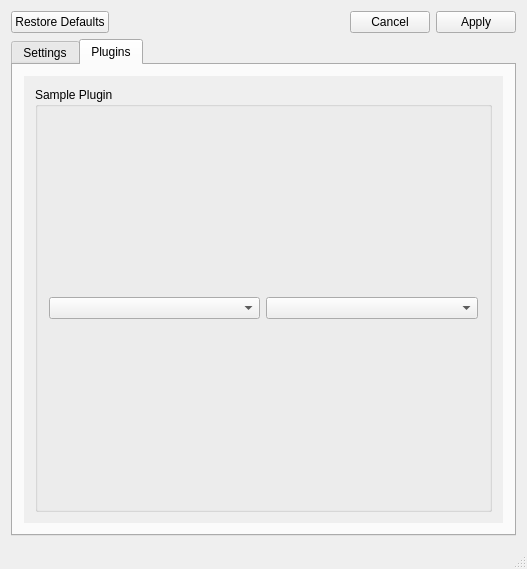
Qt form designer/main_window.ui (yars068/Yin-Yang) before a commit.
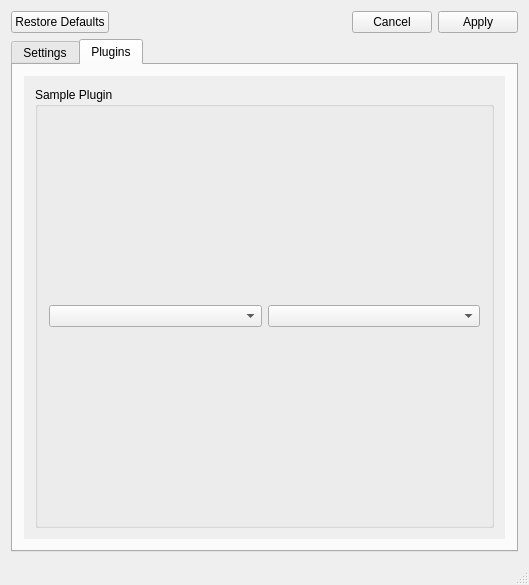
The same form after that commit. The open tabs and pages were chosen to show the change. Icons and pictures are not drawn.

Commit message: designer/main_window.ui: change the "Dark mode..." text label to be translatable

The edit to the form file:
```diff
--- a/designer/main_window.ui
+++ b/designer/main_window.ui
@@ -2,6 +2,14 @@
 <ui version="4.0">
  <class>main_window</class>
  <widget class="QMainWindow" name="main_window">
+  <property name="geometry">
+   <rect>
+    <x>0</x>
+    <y>0</y>
+    <width>529</width>
+    <height>585</height>
+   </rect>
+  </property>
   <property name="sizePolicy">
    <sizepolicy hsizetype="MinimumExpanding" vsizetype="MinimumExpanding">
     <horstretch>0</horstretch>
@@ -351,7 +359,7 @@
              <x>0</x>
              <y>0</y>
              <width>489</width>
-             <height>465</height>
+             <height>89</height>
             </rect>
            </property>
            <layout class="QVBoxLayout" name="plugins_scroll_content_layout">
```
Left out of the diff: 2 changed lines with no effect on the pictures.
